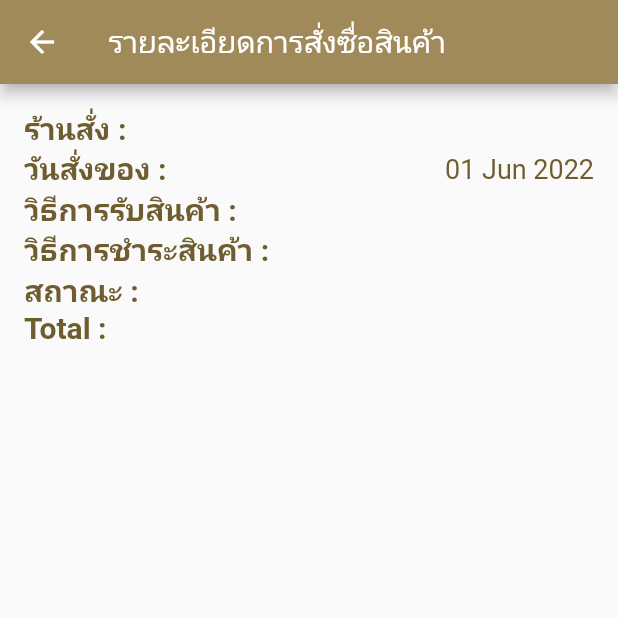
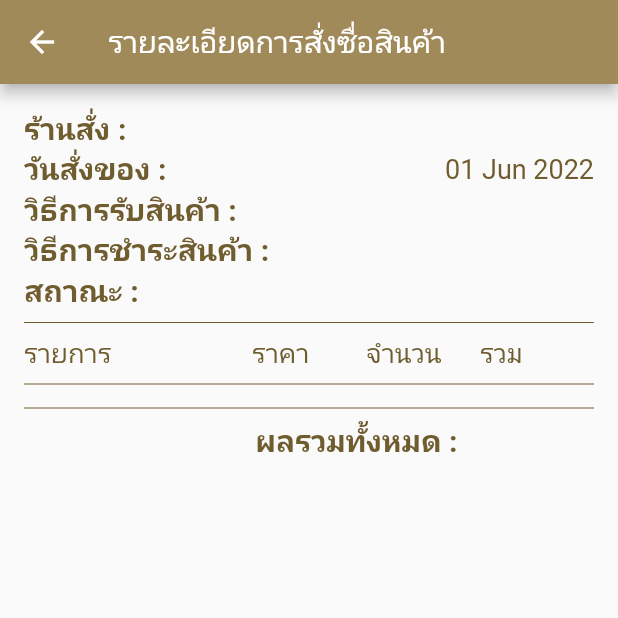
Before and after one commit to masterUNG/FrongEasyShop2, a Flutter app: the DetailOrderBuyer screen opened directly with empty values, on a phone screen of 412 x 824 dp, the top half of it. Run offline on Flutter 3.47's test engine with Material 2 defaults, Android fonts, the phone set to English and light mode, and no system bars; our stand-ins replace cached_network_image, cloud_firestore, dio, firebase_auth, firebase_core, firebase_storage and 6 more; accounts and stored records are empty.

Commit message:
update 1june

```diff
--- a/lib/states/detail_order_buyer.dart
+++ b/lib/states/detail_order_buyer.dart
@@ -65,6 +65,32 @@ class _DetailOrderBuyerState extends State<DetailOrderBuyer> {
                 title: 'วิธีการชำระสินค้า :',
                 subTitle: orderModel!.typePayment),
             newLabel(title: 'สถาณะ :', subTitle: orderModel!.status),
+            Divider(
+              color: MyConstant.dark,
+            ),
+            Row(
+              children: [
+                Expanded(
+                  flex: 2,
+                  child: ShowText(title: 'รายการ'),
+                ),
+                Expanded(
+                  flex: 1,
+                  child: ShowText(title: 'ราคา'),
+                ),
+                Expanded(
+                  flex: 1,
+                  child: ShowText(title: 'จำนวน'),
+                ),
+                Expanded(
+                  flex: 1,
+                  child: ShowText(title: 'รวม'),
+                ),
+              ],
+            ),
+            Divider(
+              color: MyConstant.dark,
+            ),
             ListView.builder(
               shrinkWrap: true,
               physics: const ScrollPhysics(),
@@ -98,7 +124,27 @@ class _DetailOrderBuyerState extends State<DetailOrderBuyer> {
                 ],
               ),
             ),
-            newLabel(title: 'Total :', subTitle: orderModel!.totalOrder),
+            Divider(
+              color: MyConstant.dark,
+            ),
+            Row(
+              children: [
+                Expanded(flex: 4,
+                  child: Row(mainAxisAlignment: MainAxisAlignment.end,
+                    children: [
+                      ShowText(
+                        title: 'ผลรวมทั้งหมด :   ',
+                        textStyle: MyConstant().h2Style(),
+                      ),
+                    ],
+                  ),
+                ),
+                Expanded(flex: 1,
+                  child: ShowText(title: orderModel!.totalOrder, textStyle: MyConstant().h2Style(),),
+                ),
+              ],
+            ),
+
           ],
         ),
       ),
```
